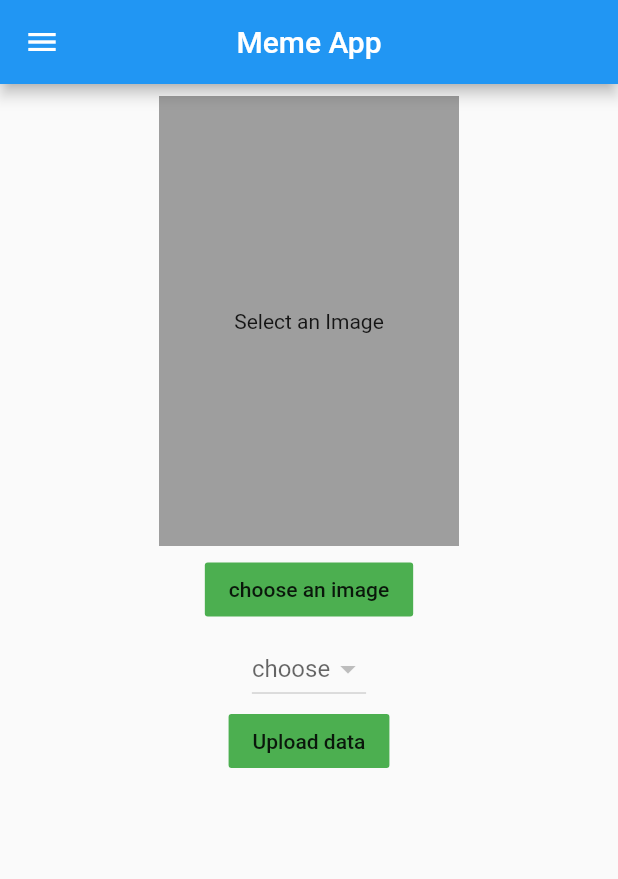
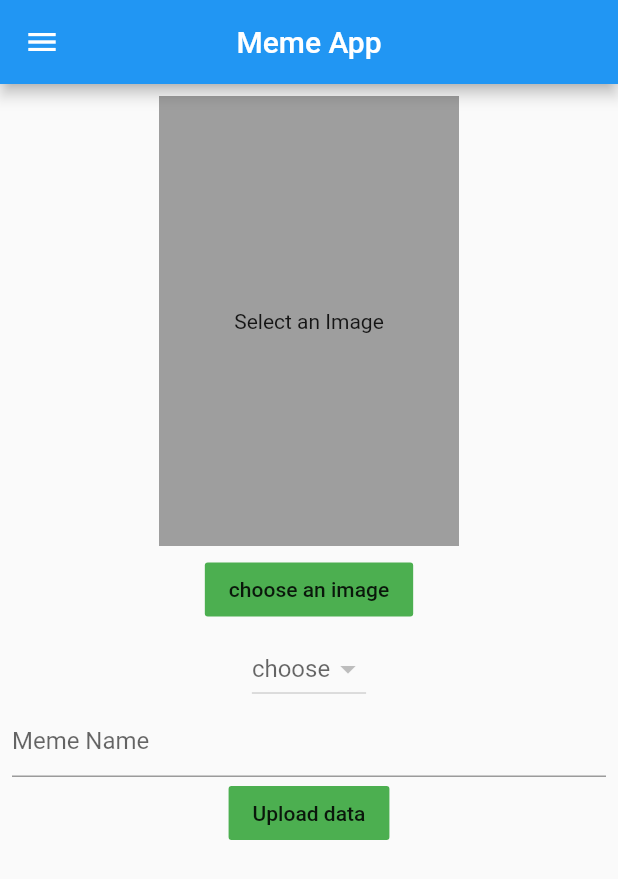
Before and after one commit to alceil/memeadminapp, a Flutter app: the screen it shows after launch, after a tap on "Upload data", on a phone screen of 412 x 824 dp. Shown: the top 879 px of the screen. Run offline on Flutter 3.47's test engine with Material 2 defaults, Android fonts, the phone set to English and light mode, and no system bars; our stand-ins replace cloud_firestore, firebase_storage, image_picker; accounts and stored records are empty; network calls fail.

Commit message:
added some changes

```diff
--- a/lib/screens/adminapp.dart
+++ b/lib/screens/adminapp.dart
@@ -1,3 +1,5 @@
+import 'dart:convert';
+
 import 'package:cloud_firestore/cloud_firestore.dart';
 import 'package:flutter/material.dart';
 import 'package:firebase_storage/firebase_storage.dart';
@@ -16,11 +18,12 @@ class HomePage extends StatefulWidget {
 class _HomePageState extends State<HomePage> {
   addmethods addObj = addmethods();
   final CollectionReference ref = Firestore.instance.collection('categories');
-  List<String> kindi = ['one', 'two', 'three'];
+  List catname = [];
   List<String> menuitems;
   final networkHandler = Networkhandling();
   File SampleImage;
   String url;
+  String memname;
   String btn1;
   var selecteditem;
   Future<bool> dialogTrigger(BuildContext context) async {
@@ -52,7 +55,22 @@ class _HomePageState extends State<HomePage> {
     setState(() {
       SampleImage = temp;
     });
+    print(SampleImage.path);
+    var res = await networkHandler.patchImage('/memes/add/image', temp.path);
+    var body = json.decode(res.body);
+    url = body["url"].toString();
+    print(url);
     // uploadimg();
+  }
+
+  void getData() async {
+    var res = await networkHandler.get("/memes/addMeme");
+    print(res);
+    setState(() {
+      catname = res;
+    });
+
+    print(catname[0]['catname']);
   }
 
   void uploadimg() async {
@@ -66,6 +84,12 @@ class _HomePageState extends State<HomePage> {
         .getDownloadURL()
         .catchError((e) => print(e));
     url = imgurl.toString();
+  }
+
+  @override
+  void initState() {
+    super.initState();
+    getData();
   }
 
   @override
@@ -144,29 +168,37 @@ class _HomePageState extends State<HomePage> {
                 SizedBox(
                   height: 5.0,
                 ),
-                StreamBuilder(
-                    stream: ref.snapshots(),
-                    builder: (context, snapshot) {
-                      if (!snapshot.hasData)
-                        return const Text("Loading.....");
-                      else {
-                        List<DropdownMenuItem> currencyItems = [];
-                        for (int i = 0;
-                            i < snapshot.data.documents.length;
-                            i++) {
-                          DocumentSnapshot snap = snapshot.data.documents[i];
-                          currencyItems.add(
-                            DropdownMenuItem(
-                              child: Text(
-                                snap.data['catname'],
-                                style: TextStyle(color: Color(0xff11b719)),
-                              ),
-                              value: snap.data['catname'],
-                            ),
+                // StreamBuilder(
+                //     stream: ref.snapshots(),
+                //     builder: (context, snapshot) {
+                //       if (!snapshot.hasData)
+                //         return const Text("Loading.....");
+                //       else {
+                //         List<DropdownMenuItem> currencyItems = [];
+                //         for (int i = 0;
+                //             i < snapshot.data.documents.length;
+                //             i++) {
+                //           DocumentSnapshot snap = snapshot.data.documents[i];
+                //           currencyItems.add(
+                //             DropdownMenuItem(
+                //               child: Text(
+                //                 snap.data['catname'],
+                //                 style: TextStyle(color: Color(0xff11b719)),
+                //               ),
+                //               value: snap.data['catname'],
+                //             ),
+                //           );
+                //         }
+
+                //       }
+                //     }),
+                DropdownButton(
+                  items: catname.map((item) {
+                    return new DropdownMenuItem(
+                      child: Text(item['catname']),
+                      value: item['catname'].toString(),
                     );
-                        }
-                        return DropdownButton(
-                          items: currencyItems,
+                  }).toList(),
                   hint: Text('choose'),
                   onChanged: (val) {
                     setState(() {
@@ -174,24 +206,27 @@ class _HomePageState extends State<HomePage> {
                     });
                   },
                   value: selecteditem,
-                        );
-                      }
-                    }),
+                ),
+                TextField(
+                  decoration: InputDecoration(hintText: 'Meme Name'),
+                  onChanged: (value) {
+                    this.memname = value;
+                  },
+                ),
                 FlatButton(
                   color: Colors.green,
                   onPressed: () async {
-                    // addObj.addData({
-                    //   'url': this.url,
-                    // }, selecteditem.toString()).then((result) {
-                    //   dialogTrigger(context);
-                    // });
-                    if (SampleImage.path != null) {
-                      var imgResponse = await networkHandler.patchImage(
-                          "kindi", SampleImage.path);
-                      if (imgResponse.statusCode == 200 ||
-                          imgResponse.statusCode == 201) {
+                    Map<String, String> data = {
+                      'url': this.url,
+                      'memename': this.memname
+                    };
+                    print(data);
+                    var response = await networkHandler.patch(
+                        '/memes/addMeme/$selecteditem', data);
+                    if (response.statusCode == 200 ||
+                        response.statusCode == 201) {
+                      print(response.body);
                       dialogTrigger(context);
-                      }
                     }
                   },
                   child: Text('Upload data'),
```
Also changed, not shown: lib/screens/general.dart (+8 -2 lines), lib/screens/newcategories.dart (+3 -4 lines), lib/services/networkhandler.dart (+10 -0 lines), pubspec.lock. Lines whose indentation alone changed are shown as unchanged.
